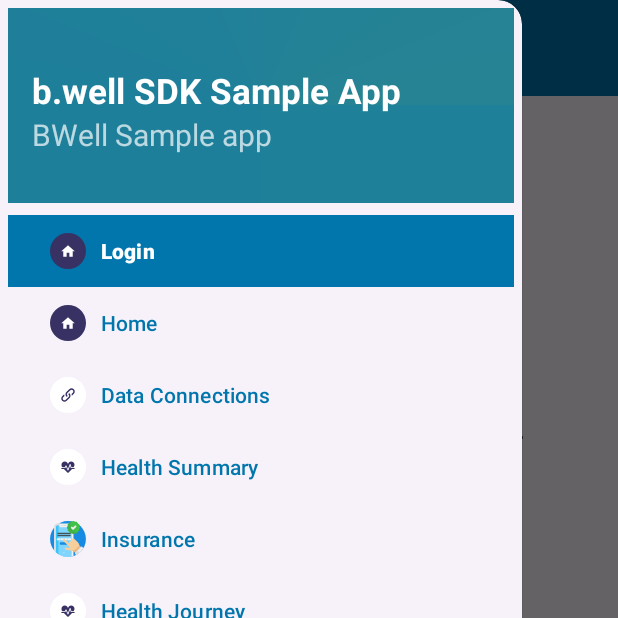
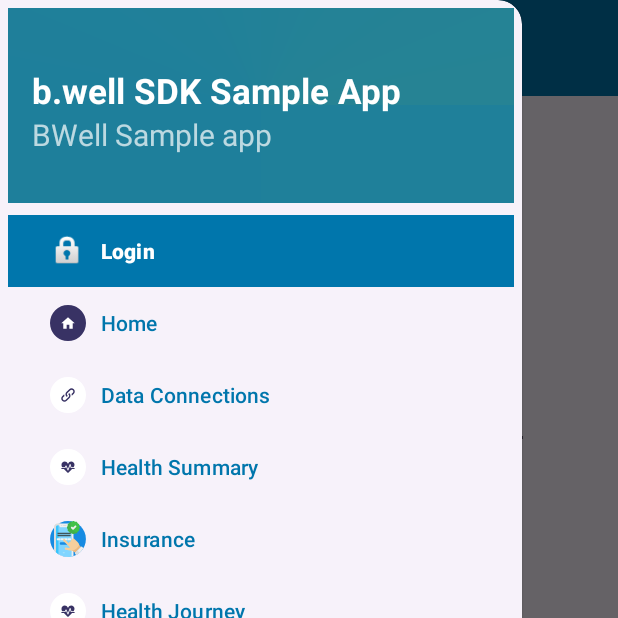
Before and after one commit to icanbwell/bwell-sdk-example, an Android app built with Jetpack Compose: the screen it shows after launch (NavigationActivity), with the side drawer open, on a phone screen of 412 x 824 dp, the top half of it. Run offline under Robolectric (Android 15) with nearby library versions, the phone set to English and light mode, and no system bars; our stand-ins replace navigation-ui; libraries missing offline, so code that uses them is left out: com.bwell.activity, com.bwell.common, com.bwell.connections, com.bwell.core, com.bwell.device and 3 more; 2 statements that could not run were skipped.

Commit message:
change icon

```diff
--- a/bwell-kotlin-android/app/src/main/res/menu/activity_navigation_drawer.xml
+++ b/bwell-kotlin-android/app/src/main/res/menu/activity_navigation_drawer.xml
@@ -7,9 +7,8 @@
     <group android:checkableBehavior="single">
         <item
             android:id="@+id/nav_login"
-            android:icon="@drawable/home_icon"
-            android:title="@string/menu_login"
-            />
+            android:icon="@android:drawable/ic_lock_idle_lock"
+            android:title="@string/menu_login" />
         <item
             android:id="@+id/nav_home"
             android:icon="@drawable/home_icon"
```
